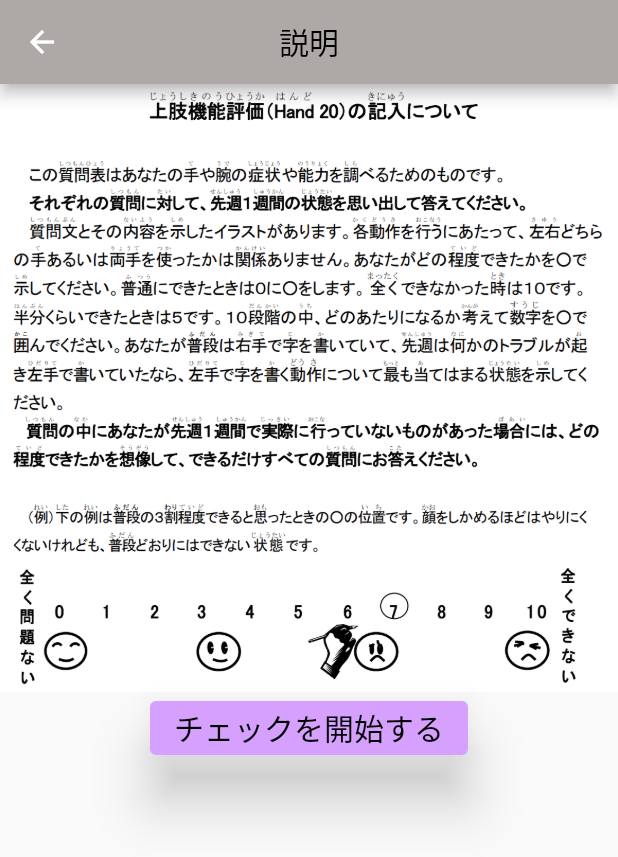
After one commit to 22726020/AIdakko, a Flutter app: the screen it shows after launch, after a tap on "腱鞘炎チェック", on a phone screen of 412 x 824 dp. The commit adds this screen. Shown: the top 857 px of the screen. Run offline on Flutter 3.47's test engine with Material 2 defaults, Android fonts, the light colour scheme and no system bars; our stand-ins replace audioplayers, camera, image_gallery_saver; missing offline and left inert: google_mlkit_pose_detection.

Commit message:
hand20マニュアル、結果追加

```diff
--- /dev/null
+++ b/lib/hand20.dart
@@ -0,0 +1,81 @@
+import 'package:flutter/material.dart';
+import 'package:gazou/hand.dart';
+import 'package:gazou/main.dart';
+
+class HandexpPage extends StatefulWidget {
+  const HandexpPage({Key? key, }) : super(key: key);
+
+  @override
+  State<HandexpPage> createState() => _HandexpPageState();
+}
+
+class _HandexpPageState extends State<HandexpPage> {
+  @override
+  Widget build(BuildContext context) {
+    return Scaffold(
+        appBar: AppBar(centerTitle: true,title: Text('説明',style:const TextStyle(color: Colors.black)),
+        backgroundColor: const Color.fromARGB(255, 174, 168, 167)),
+        body: SingleChildScrollView(
+          child: Column(children: <Widget>[
+            Image.asset("assets/handexp.png"),
+              ElevatedButton(
+                  onPressed: (){
+                    Navigator.push(
+                    context,
+                    MaterialPageRoute(builder: (context) => HandPage()
+              )
+                    );
+                  },
+                  style: ElevatedButton.styleFrom(
+                    primary: Color.fromARGB(255, 214, 160, 255),
+                    elevation: 16,
+                  ),
+                  child: Text('チェックを開始する',style: TextStyle(fontSize: 20,color: Colors.black)),
+                ),
+          ],
+          ),
+        ),
+    );
+  }
+}
+
+class HandresultPage extends StatefulWidget {
+  const HandresultPage({Key? key, required this.result}) : super(key: key);
+  final double result;
+  @override
+  State<HandresultPage> createState() => _HandresultPageState();
+}
+
+//Hand20結果
+class _HandresultPageState extends State<HandresultPage> {
+  @override
+  Widget build(BuildContext context) {
+    double result = widget.result;
+    String result1 = result.toString();
+    return Scaffold(
+        appBar: AppBar(centerTitle: true,title: Text('結果',style:const TextStyle(color: Colors.black)),
+        backgroundColor: const Color.fromARGB(255, 174, 168, 167)),
+        body: SingleChildScrollView(
+          child: Column(children: <Widget>[
+              Text('あなたの点数は'+result1+'点です'),
+              if(result<10) Image.asset('assets/hand1.png'),
+              if(result<10) Text('腱鞘炎の可能性は低いです'),
+              if(result>20) Image.asset('assets/hand2.png'),
+              if(result>20) Text('腱鞘炎の可能性は高いです'),
+
+              ElevatedButton(
+                  onPressed: (){
+                    Navigator.popUntil(context, (Route<dynamic> route) => route.isFirst);
+                  },
+                  style: ElevatedButton.styleFrom(
+                    primary: Color.fromARGB(255, 214, 160, 255),
+                    elevation: 16,
+                  ),
+                  child: Text('終了する',style: TextStyle(fontSize: 20,color: Colors.black)),
+                ),
+          ],
+          ),
+        ),
+    );
+  }
+}
--- a/lib/main.dart
+++ b/lib/main.dart
@@ -10,6 +10,7 @@ import 'package:audioplayers/audioplayers.dart';
 import 'package:gazou/improve.dart';
 import 'package:gazou/test.dart';
 import 'package:gazou/hand.dart';
+import 'package:gazou/hand20.dart';
 //こんにちは
 Future<void> main() async {
   // main 関数内で非同期処理を呼び出すための設定
@@ -172,7 +173,7 @@ class _MyHomePageState extends State<MyHomePage> {
                   onPressed: (){
                     Navigator.push(
                     context,
-                    MaterialPageRoute(builder: (context) => HandPage()
+                    MaterialPageRoute(builder: (context) => HandexpPage()
               )
                     );
                   },
--- a/pubspec.yaml
+++ b/pubspec.yaml
@@ -109,6 +109,7 @@ flutter:
     - assets/hand17.png
     - assets/hand18.png
     - assets/hand20.png
+    - assets/handexp.png
   # To add assets to your application, add an assets section, like this:
   # assets:
   #   - images/a_dot_burr.jpeg
```
Also changed, not shown: lib/hand.dart (+8 -6 lines), assets/handexp.png (added).
